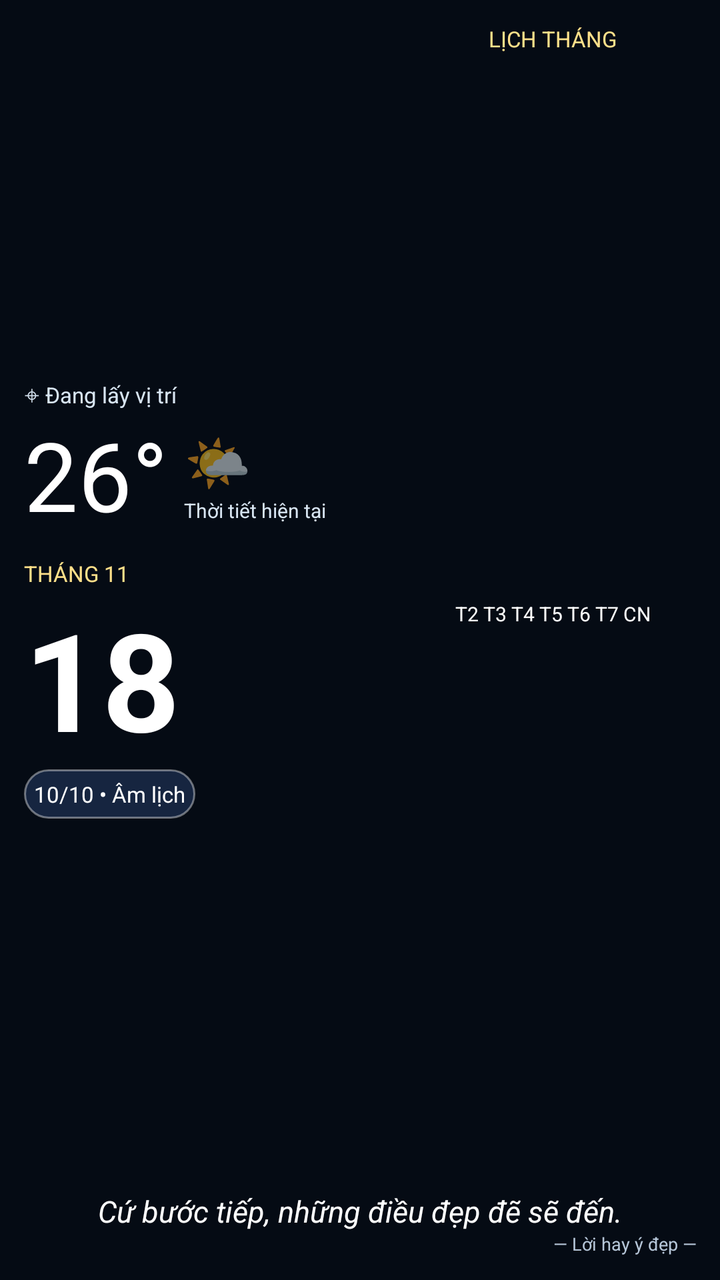
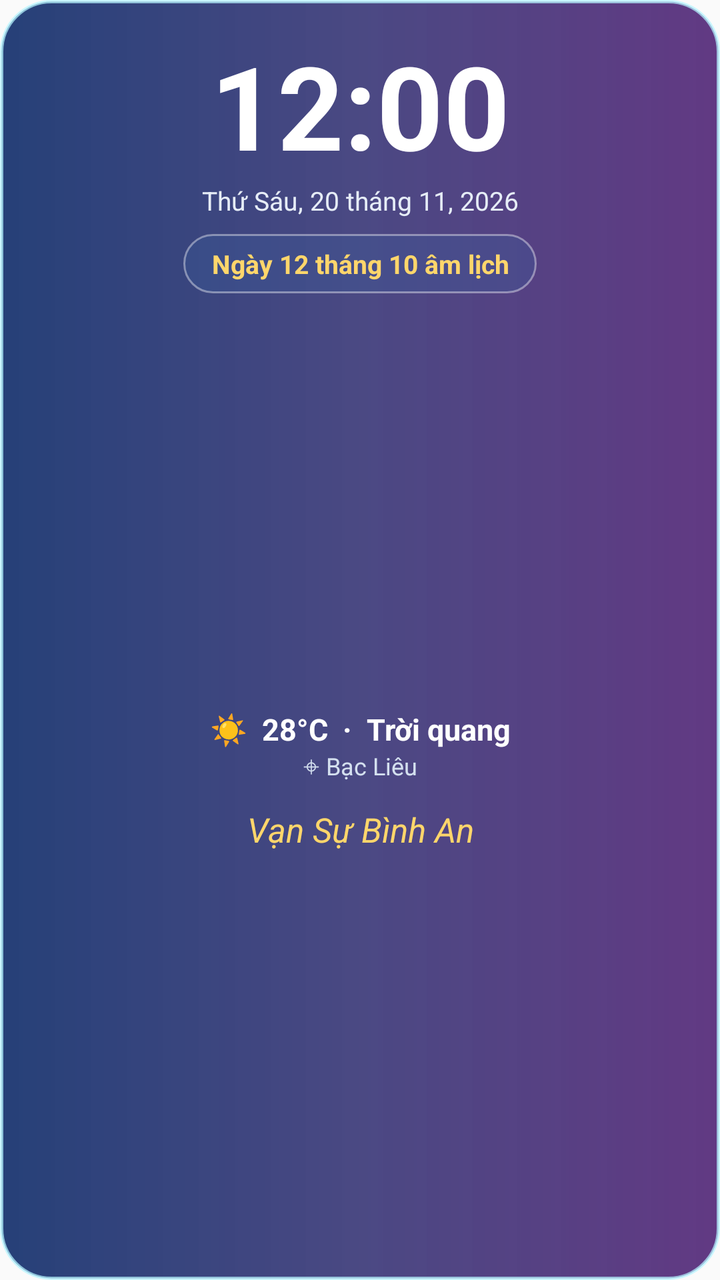

Before-and-after screenshots of an Android layout around one commit, followed by the original layout XML and the change that was made.
<!-- AndroidManifest.xml: application theme android:Theme.Material.Light.NoActionBar -->
<!-- res/layout/widget_minimal.xml -->
<?xml version='1.0' encoding='utf-8'?>
<LinearLayout xmlns:ns0="http://schemas.android.com/apk/res/android" ns0:id="@+id/widget_root" ns0:layout_width="match_parent" ns0:layout_height="match_parent" ns0:orientation="vertical" ns0:padding="12dp" ns0:background="#FF050B14">
    <LinearLayout ns0:layout_width="match_parent" ns0:layout_height="0dp" ns0:layout_weight="1" ns0:orientation="horizontal">
        <LinearLayout ns0:layout_width="0dp" ns0:layout_height="match_parent" ns0:layout_weight="1.12" ns0:orientation="vertical" ns0:gravity="center_vertical" ns0:paddingEnd="8dp">
            <TextView ns0:id="@+id/min_location" ns0:layout_width="match_parent" ns0:layout_height="wrap_content" ns0:text="⌖ Đang lấy vị trí" ns0:textColor="#FFD8E5F2" ns0:textSize="11sp" />
            <LinearLayout ns0:layout_width="match_parent" ns0:layout_height="wrap_content" ns0:orientation="horizontal" ns0:gravity="center_vertical">
                <TextView ns0:id="@+id/min_temp" ns0:layout_width="wrap_content" ns0:layout_height="wrap_content" ns0:text="26°" ns0:textColor="#FFFFFFFF" ns0:textSize="48sp" ns0:textStyle="normal" />
                <LinearLayout ns0:layout_width="wrap_content" ns0:layout_height="wrap_content" ns0:orientation="vertical" ns0:layout_marginStart="8dp">
                    <TextView ns0:id="@+id/min_icon" ns0:layout_width="wrap_content" ns0:layout_height="wrap_content" ns0:text="🌤️" ns0:textSize="27sp" />
                    <TextView ns0:id="@+id/min_desc" ns0:layout_width="wrap_content" ns0:layout_height="wrap_content" ns0:text="Thời tiết hiện tại" ns0:textColor="#FFD8E5F2" ns0:textSize="10sp" />
                </LinearLayout>
            </LinearLayout>
            <TextView ns0:id="@+id/min_month_title" ns0:layout_width="match_parent" ns0:layout_height="wrap_content" ns0:layout_marginTop="10dp" ns0:text="THÁNG 11" ns0:textColor="#FFFFE08A" ns0:textSize="11sp" />
            <TextView ns0:id="@+id/min_big_day" ns0:layout_width="match_parent" ns0:layout_height="wrap_content" ns0:text="18" ns0:textColor="#FFFFFFFF" ns0:textSize="68sp" ns0:textStyle="bold" />
            <TextView ns0:id="@+id/min_lunar" ns0:layout_width="wrap_content" ns0:layout_height="wrap_content" ns0:padding="5dp" ns0:background="@drawable/widget_panel_bg" ns0:text="10/10 • Âm lịch" ns0:textColor="#FFFFFFFF" ns0:textSize="11sp" />
        </LinearLayout>
        <LinearLayout ns0:layout_width="0dp" ns0:layout_height="match_parent" ns0:layout_weight="0.88" ns0:orientation="vertical" ns0:paddingStart="5dp">
            <TextView ns0:id="@+id/min_calendar_title" ns0:layout_width="match_parent" ns0:layout_height="wrap_content" ns0:gravity="center" ns0:text="LỊCH THÁNG" ns0:textColor="#FFFFE08A" ns0:textSize="11sp" />
            <TextView ns0:id="@+id/min_calendar" ns0:layout_width="match_parent" ns0:layout_height="match_parent" ns0:gravity="center" ns0:text="T2 T3 T4 T5 T6 T7 CN" ns0:textColor="#FFFFFFFF" ns0:textSize="10sp" ns0:lineSpacingExtra="3dp" />
        </LinearLayout>
    </LinearLayout>
    <TextView ns0:id="@+id/min_phrase" ns0:layout_width="match_parent" ns0:layout_height="wrap_content" ns0:gravity="center" ns0:paddingTop="8dp" ns0:text="Cứ bước tiếp, những điều đẹp đẽ sẽ đến." ns0:textColor="#FFFFFFFF" ns0:textSize="15sp" ns0:textStyle="italic" />
    <TextView ns0:id="@+id/min_quote_author" ns0:layout_width="match_parent" ns0:layout_height="wrap_content" ns0:gravity="end" ns0:text="— Lời hay ý đẹp —" ns0:textColor="#FFB6C6D8" ns0:textSize="9sp" />
</LinearLayout>
<!-- resources referenced by this layout -->
<resources>
  <!-- drawable widget_panel_bg (drawable) -->
  <shape xmlns:android="http://schemas.android.com/apk/res/android">
      <corners android:radius="16dp"/>
      <solid android:color="#553A5B9A"/>
      <stroke android:width="1dp" android:color="#66FFFFFF"/>
  </shape>
</resources>

<!-- the commit's change to res/layout/widget_minimal.xml (unified diff, before → after) -->
@@ -1,24 +1,83 @@
-<?xml version='1.0' encoding='utf-8'?>
-<LinearLayout xmlns:ns0="http://schemas.android.com/apk/res/android" ns0:id="@+id/widget_root" ns0:layout_width="match_parent" ns0:layout_height="match_parent" ns0:orientation="vertical" ns0:padding="12dp" ns0:background="#FF050B14">
-    <LinearLayout ns0:layout_width="match_parent" ns0:layout_height="0dp" ns0:layout_weight="1" ns0:orientation="horizontal">
-        <LinearLayout ns0:layout_width="0dp" ns0:layout_height="match_parent" ns0:layout_weight="1.12" ns0:orientation="vertical" ns0:gravity="center_vertical" ns0:paddingEnd="8dp">
-            <TextView ns0:id="@+id/min_location" ns0:layout_width="match_parent" ns0:layout_height="wrap_content" ns0:text="⌖ Đang lấy vị trí" ns0:textColor="#FFD8E5F2" ns0:textSize="11sp" />
-            <LinearLayout ns0:layout_width="match_parent" ns0:layout_height="wrap_content" ns0:orientation="horizontal" ns0:gravity="center_vertical">
-                <TextView ns0:id="@+id/min_temp" ns0:layout_width="wrap_content" ns0:layout_height="wrap_content" ns0:text="26°" ns0:textColor="#FFFFFFFF" ns0:textSize="48sp" ns0:textStyle="normal" />
-                <LinearLayout ns0:layout_width="wrap_content" ns0:layout_height="wrap_content" ns0:orientation="vertical" ns0:layout_marginStart="8dp">
-                    <TextView ns0:id="@+id/min_icon" ns0:layout_width="wrap_content" ns0:layout_height="wrap_content" ns0:text="🌤️" ns0:textSize="27sp" />
-                    <TextView ns0:id="@+id/min_desc" ns0:layout_width="wrap_content" ns0:layout_height="wrap_content" ns0:text="Thời tiết hiện tại" ns0:textColor="#FFD8E5F2" ns0:textSize="10sp" />
-                </LinearLayout>
-            </LinearLayout>
-            <TextView ns0:id="@+id/min_month_title" ns0:layout_width="match_parent" ns0:layout_height="wrap_content" ns0:layout_marginTop="10dp" ns0:text="THÁNG 11" ns0:textColor="#FFFFE08A" ns0:textSize="11sp" />
-            <TextView ns0:id="@+id/min_big_day" ns0:layout_width="match_parent" ns0:layout_height="wrap_content" ns0:text="18" ns0:textColor="#FFFFFFFF" ns0:textSize="68sp" ns0:textStyle="bold" />
-            <TextView ns0:id="@+id/min_lunar" ns0:layout_width="wrap_content" ns0:layout_height="wrap_content" ns0:padding="5dp" ns0:background="@drawable/widget_panel_bg" ns0:text="10/10 • Âm lịch" ns0:textColor="#FFFFFFFF" ns0:textSize="11sp" />
-        </LinearLayout>
-        <LinearLayout ns0:layout_width="0dp" ns0:layout_height="match_parent" ns0:layout_weight="0.88" ns0:orientation="vertical" ns0:paddingStart="5dp">
-            <TextView ns0:id="@+id/min_calendar_title" ns0:layout_width="match_parent" ns0:layout_height="wrap_content" ns0:gravity="center" ns0:text="LỊCH THÁNG" ns0:textColor="#FFFFE08A" ns0:textSize="11sp" />
-            <TextView ns0:id="@+id/min_calendar" ns0:layout_width="match_parent" ns0:layout_height="match_parent" ns0:gravity="center" ns0:text="T2 T3 T4 T5 T6 T7 CN" ns0:textColor="#FFFFFFFF" ns0:textSize="10sp" ns0:lineSpacingExtra="3dp" />
-        </LinearLayout>
+<?xml version="1.0" encoding="utf-8"?>
+<LinearLayout xmlns:android="http://schemas.android.com/apk/res/android"
+    android:id="@+id/widget_root"
+    android:layout_width="match_parent"
+    android:layout_height="match_parent"
+    android:orientation="vertical"
+    android:padding="14dp"
+    android:background="@drawable/widget_glass_bg">
+
+    <TextClock
+        android:id="@+id/min_clock"
+        android:layout_width="match_parent"
+        android:layout_height="wrap_content"
+        android:format24Hour="HH:mm"
+        android:format12Hour="hh:mm"
+        android:gravity="center"
+        android:textColor="#FFFFFFFF"
+        android:textSize="58sp"
+        android:textStyle="bold" />
+
+    <TextView
+        android:id="@+id/min_solar_date"
+        android:layout_width="match_parent"
+        android:layout_height="wrap_content"
+        android:gravity="center"
+        android:text="Thứ Sáu, 20 tháng 11, 2026"
+        android:textColor="#FFE6EDF7"
+        android:textSize="13sp" />
+
+    <TextView
+        android:id="@+id/min_lunar"
+        android:layout_width="wrap_content"
+        android:layout_height="wrap_content"
+        android:layout_gravity="center"
+        android:layout_marginTop="8dp"
+        android:background="@drawable/widget_panel_bg"
+        android:gravity="center"
+        android:paddingHorizontal="14dp"
+        android:paddingVertical="6dp"
+        android:text="Ngày 12 tháng 10 âm lịch"
+        android:textColor="#FFFFD66B"
+        android:textSize="13sp"
+        android:textStyle="bold" />
+
+    <LinearLayout
+        android:layout_width="match_parent"
+        android:layout_height="0dp"
+        android:layout_weight="1"
+        android:gravity="center"
+        android:orientation="vertical">
+
+        <TextView
+            android:id="@+id/min_weather"
+            android:layout_width="match_parent"
+            android:layout_height="wrap_content"
+            android:gravity="center"
+            android:layout_marginTop="8dp"
+            android:text="☀  28°C  ·  Trời quang"
+            android:textColor="#FFFFFFFF"
+            android:textSize="15sp"
+            android:textStyle="bold" />
+
+        <TextView
+            android:id="@+id/min_location"
+            android:layout_width="match_parent"
+            android:layout_height="wrap_content"
+            android:gravity="center"
+            android:text="⌖ Bạc Liêu"
+            android:textColor="#FFD4E0EF"
+            android:textSize="12sp" />
+
+        <TextView
+            android:id="@+id/min_phrase"
+            android:layout_width="match_parent"
+            android:layout_height="wrap_content"
+            android:gravity="center"
+            android:layout_marginTop="12dp"
+            android:text="Vạn Sự Bình An"
+            android:textColor="#FFFFD66B"
+            android:textSize="17sp"
+            android:textStyle="italic" />
     </LinearLayout>
-    <TextView ns0:id="@+id/min_phrase" ns0:layout_width="match_parent" ns0:layout_height="wrap_content" ns0:gravity="center" ns0:paddingTop="8dp" ns0:text="Cứ bước tiếp, những điều đẹp đẽ sẽ đến." ns0:textColor="#FFFFFFFF" ns0:textSize="15sp" ns0:textStyle="italic" />
-    <TextView ns0:id="@+id/min_quote_author" ns0:layout_width="match_parent" ns0:layout_height="wrap_content" ns0:gravity="end" ns0:text="— Lời hay ý đẹp —" ns0:textColor="#FFB6C6D8" ns0:textSize="9sp" />
 </LinearLayout>
<!-- resource entries referenced after the edit -->
@@ -1,5 +1,11 @@
 <!-- resources referenced by this layout -->
 <resources>
+  <!-- drawable widget_glass_bg (drawable) -->
+  <shape xmlns:android="http://schemas.android.com/apk/res/android">
+      <corners android:radius="25dp"/>
+      <gradient android:angle="0" android:startColor="#E20A2867" android:centerColor="#D82A286D" android:endColor="#E04C1E72"/>
+      <stroke android:width="1.5dp" android:color="#B5B6F5FF"/>
+  </shape>
   <!-- drawable widget_panel_bg (drawable) -->
   <shape xmlns:android="http://schemas.android.com/apk/res/android">
       <corners android:radius="16dp"/>
